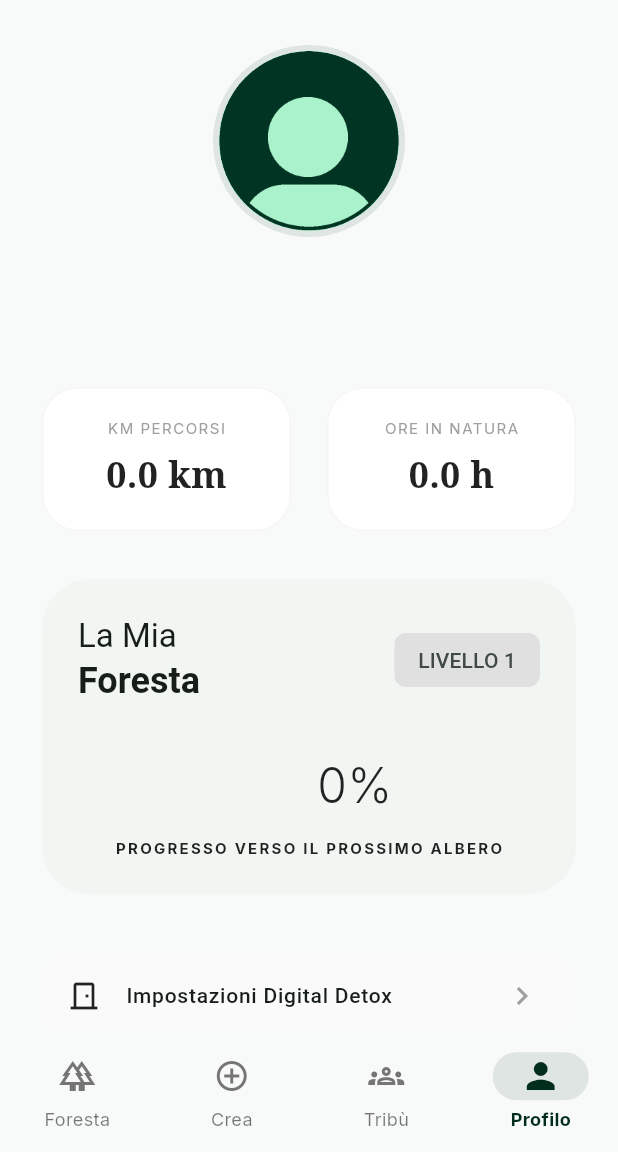
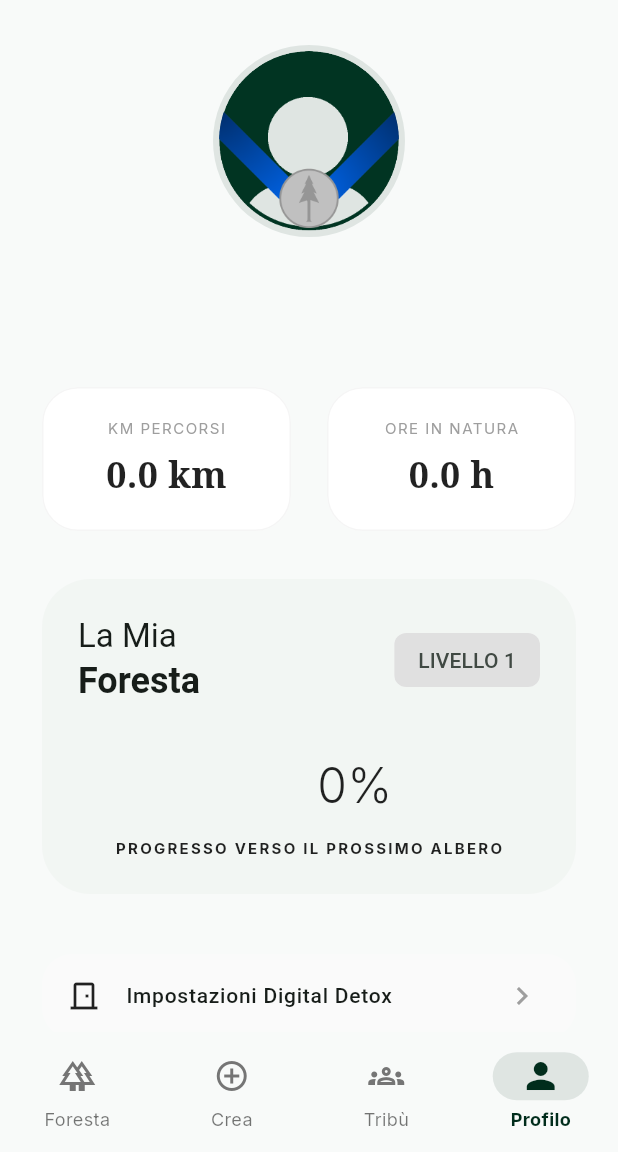
Before and after one commit to 03Maikol33/Walkfulness, a Flutter app: the screen it shows once a user with an empty profile is signed in, item 4 of the bottom bar chosen, on a phone screen of 412 x 824 dp, the part 84-1236 px from its top. Run offline on Flutter 3.47's test engine with Material 3 defaults, Android fonts, the phone set to English and light mode, and no system bars; our stand-ins replace cloud_firestore, firebase_auth, firebase_core, flutter_map, flutter_tts, geolocator and 3 more; missing offline and left inert: dart:ffi, flutter_foreground_task; accounts and stored records are empty; network calls fail.

Commit message:
Refactor code structure for improved readability and maintainability
Co-authored-by: Copilot <copilot@github.com>

```diff
--- a/assets/data/frasi.json
+++ b/assets/data/frasi.json
@@ -1,5 +1,5 @@
-{
-  "frasi": [
+
+  [
     "La foresta non è solo un insieme di alberi, ma un respiro condiviso.",
     "Ogni passo all’aperto è un sì silenzioso alla vita che scorre dentro di te.",
     "Quando cammini nella natura, non ti stai solo muovendo nello spazio, ma anche dentro te stesso.",
@@ -103,4 +103,3 @@
     "Camminare all’aperto ti ricorda che la libertà, a volte, è solo un paio di scarpe comode e un sentiero.",
     "Ogni volta che ti lasci guidare dalla curiosità di vedere cosa c’è dopo la curva, alleni anche la speranza."
   ]
-}
--- a/lib/ui/features/profilo/view/profilo_view.dart
+++ b/lib/ui/features/profilo/view/profilo_view.dart
@@ -52,18 +52,38 @@ class _ProfiloViewState extends State<ProfiloView> {
       padding: const EdgeInsets.symmetric(horizontal: 24.0, vertical: 30.0),
       child: Column(
         children: [
-          // 1. FOTO PROFILO
           Center(
+            // Mantiene tutto perfettamente centrato nella colonna
             child: Container(
               padding: const EdgeInsets.all(4),
               decoration: BoxDecoration(
                 color: theme.colorScheme.primary.withOpacity(0.1),
                 shape: BoxShape.circle,
               ),
-              child: const CircleAvatar(
-                radius: 60,
-                backgroundImage: AssetImage(
-                  'assets/images/default_profile_pic.png',
+              // Il ClipOval qui taglia TUTTO quello che c'è dentro in un cerchio
+              child: ClipOval(
+                child: SizedBox(
+                  width: 120, // Imposta la grandezza fissa per entrambi
+                  height: 120,
+                  child: Stack(
+                    children: [
+                      // 1. FOTO PROFILO (layer base)
+                      Positioned.fill(
+                        child: Image.asset(
+                          'assets/images/default_profile_pic.png',
+                          fit: BoxFit.cover,
+                        ),
+                      ),
+
+                      // 2. MEDAGLIA (layer superiore)
+                      Positioned.fill(
+                        child: Image.asset(
+                          'assets/images/silver_medal.png',
+                          fit: BoxFit.cover,
+                        ),
+                      ),
+                    ],
+                  ),
                 ),
               ),
             ),
--- a/pubspec.yaml
+++ b/pubspec.yaml
@@ -79,6 +79,9 @@ flutter:
     - assets/images/default_profile_pic.png
     - assets/images/logo_decorated.png
     - assets/images/forest_bg.png
+    - assets/images/golden_medal.png
+    - assets/images/silver_medal.png
+    - assets/images/bronze_medal.png
 
     - assets/data/frasi.json
 
```
Also changed, not shown: lib/data/services/location/location_service.dart (+12 -0 lines), assets/images/bronze_medal.png (added), assets/images/golden_medal.png (added), assets/images/icon.png (added), assets/images/silver_medal.png (added).
